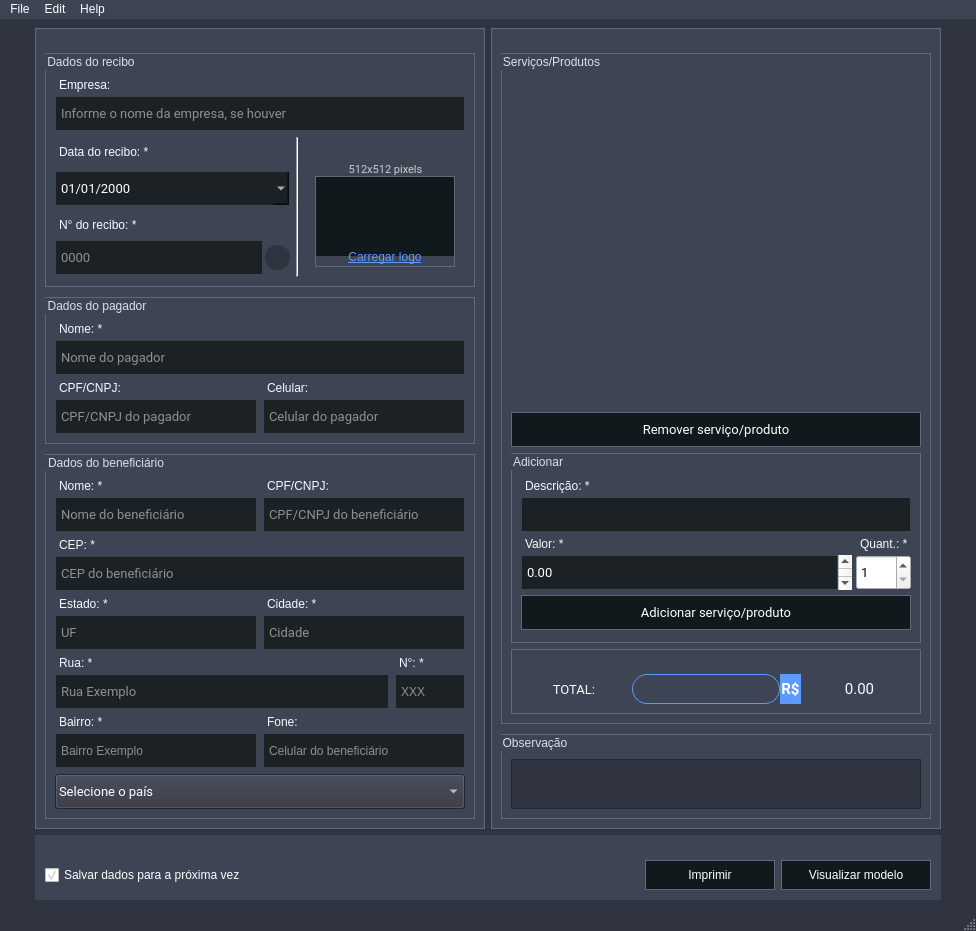
The window that src/ui/mainwindow/ui_mainwindow.ui (victobriel/Receipt-Generator) describes before a commit, drawn with Qt 5.
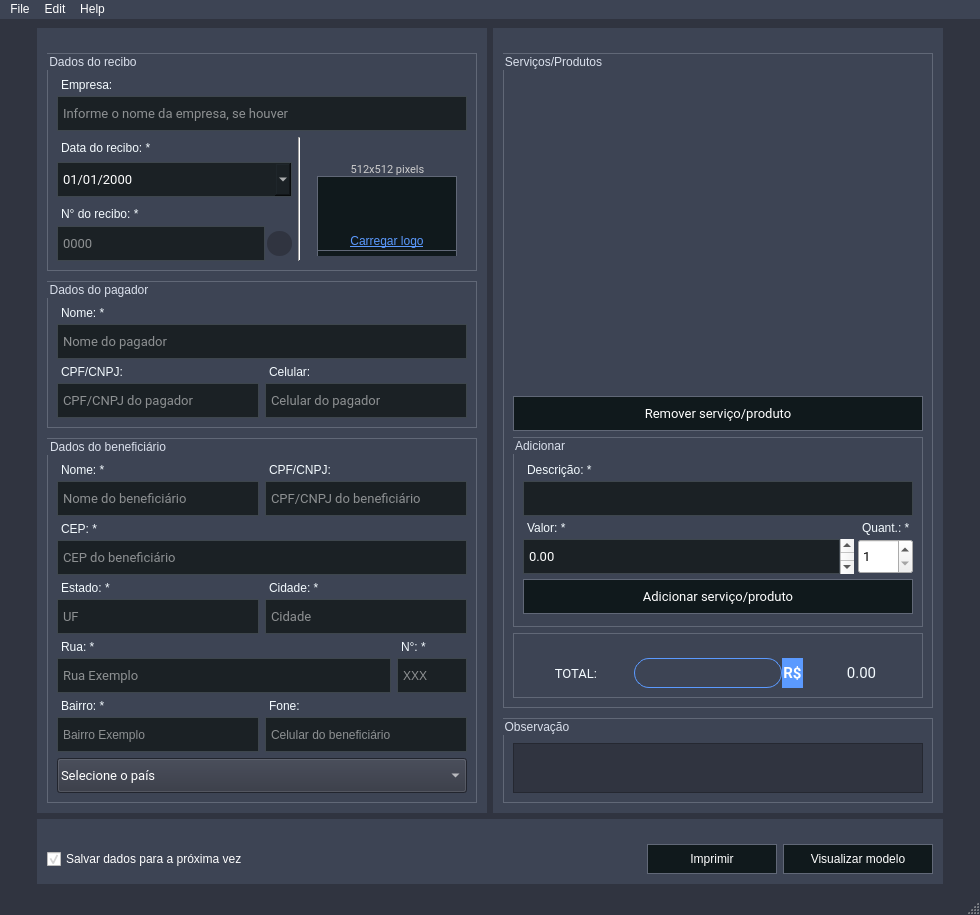
The same window after the commit. Icons and pictures are not drawn.

```diff
--- a/src/ui/mainwindow/ui_mainwindow.ui
+++ b/src/ui/mainwindow/ui_mainwindow.ui
@@ -6,8 +6,8 @@
    <rect>
     <x>0</x>
     <y>0</y>
-    <width>976</width>
-    <height>931</height>
+    <width>980</width>
+    <height>915</height>
    </rect>
   </property>
   <property name="windowTitle">
@@ -115,7 +115,7 @@
        </size>
       </property>
       <property name="styleSheet">
-       <string notr="true">#groupBox_7 {
+       <string notr="true">#verticalGroupBox_1 {
 border:none;
 padding-top:0;
 }</string>
@@ -560,7 +560,7 @@
        </size>
       </property>
       <property name="styleSheet">
-       <string notr="true">#verticalGroupBox {
+       <string notr="true">#verticalGroupBox_0 {
 border:none;
 padding-top:0;
 }</string>
@@ -1604,7 +1604,7 @@
     <rect>
      <x>0</x>
      <y>0</y>
-     <width>976</width>
+     <width>980</width>
      <height>20</height>
     </rect>
    </property>
```
